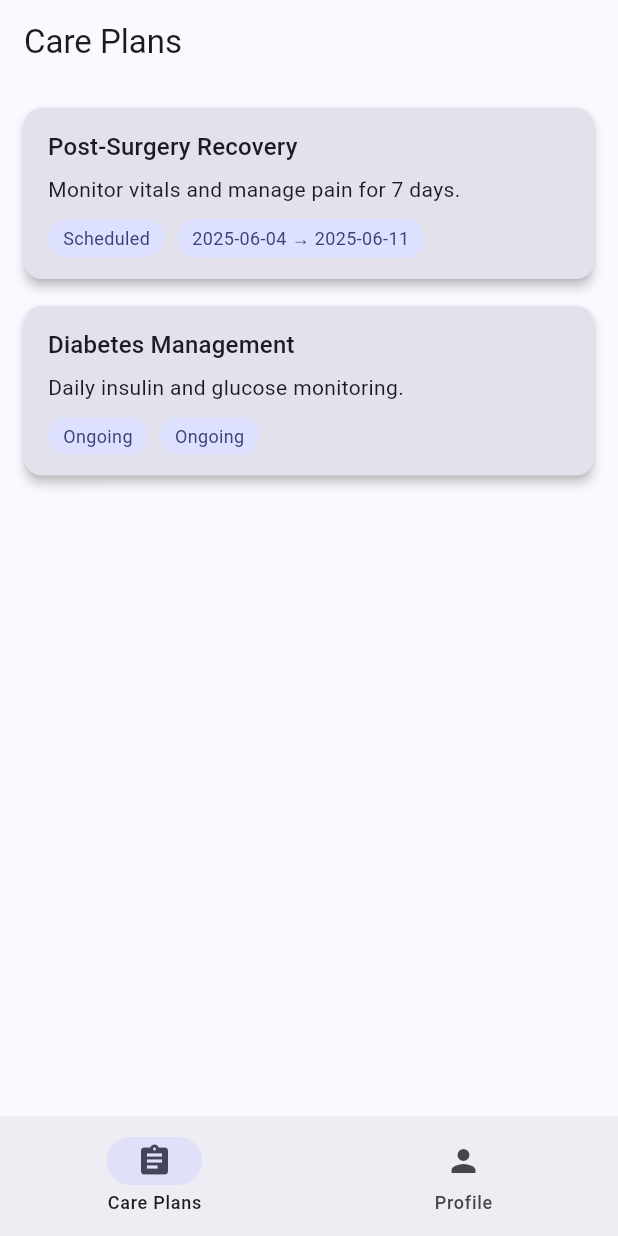
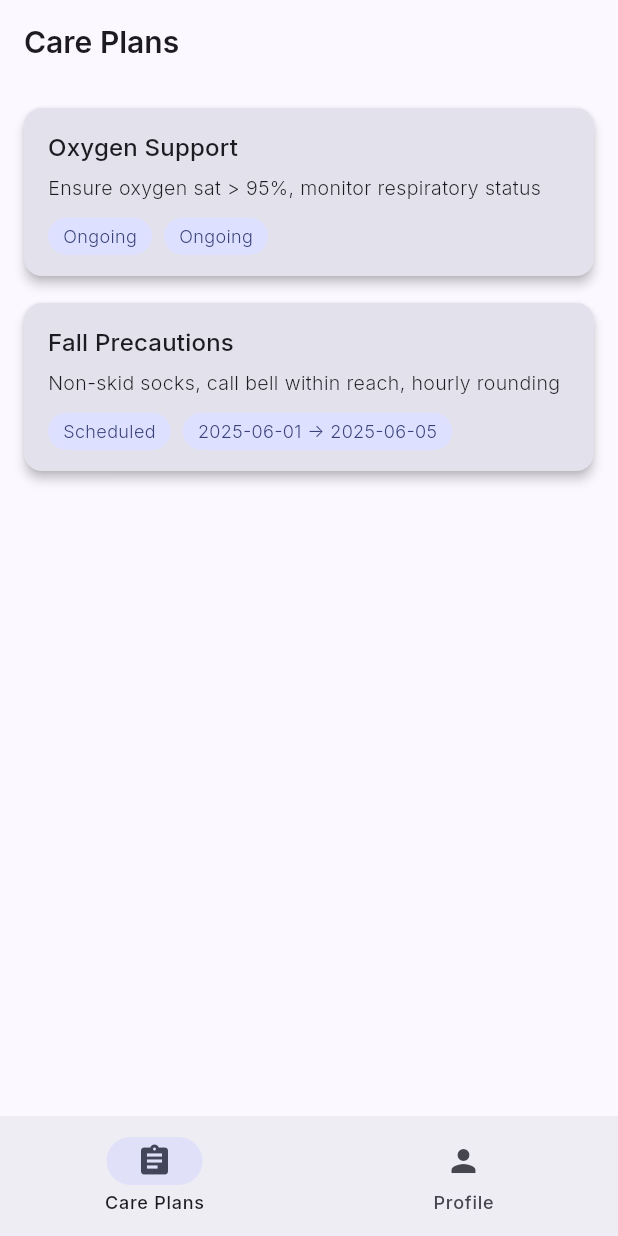
Before and after one commit to dataDrivenFitness/NurseOS, a Flutter app: the screen it shows after launch, on a phone screen of 412 x 824 dp. Run offline on Flutter 3.47's test engine with Material 3 defaults, Android fonts, the phone set to English and light mode, and no system bars; our stand-ins replace flutter_riverpod, shared_preferences.

Commit message:
Updated - Added UX + Scaffolding for Care Plan and Patient List

```diff
--- a/lib/main.dart
+++ b/lib/main.dart
@@ -2,6 +2,7 @@ import 'package:flutter/material.dart';
 import 'package:flutter_riverpod/flutter_riverpod.dart';
 import 'screens/home_screen.dart';
 import 'state/theme_provider.dart';
+import 'themes/typography.dart';
 
 void main() {
   runApp(const ProviderScope(child: NurseOSApp()));
@@ -14,19 +15,23 @@ class NurseOSApp extends ConsumerWidget {
   Widget build(BuildContext context, WidgetRef ref) {
     final themeMode = ref.watch(themeModeProvider);
 
+    final lightScheme = ColorScheme.fromSeed(seedColor: Colors.indigo, brightness: Brightness.light);
+    final darkScheme = ColorScheme.fromSeed(seedColor: Colors.indigo, brightness: Brightness.dark);
+
     return MaterialApp(
       title: 'NurseOS',
       debugShowCheckedModeBanner: false,
       themeMode: themeMode,
       theme: ThemeData(
-        brightness: Brightness.light,
-        colorScheme: ColorScheme.fromSeed(seedColor: Colors.indigo, brightness: Brightness.light),
+        fontFamily: 'Inter',
+        colorScheme: lightScheme,
+        textTheme: buildInterTextTheme(lightScheme),
         useMaterial3: true,
       ),
       darkTheme: ThemeData(
-        brightness: Brightness.dark,
-        colorScheme: ColorScheme.fromSeed(seedColor: Colors.indigo, brightness: Brightness.dark),
-        scaffoldBackgroundColor: Colors.black,
+        fontFamily: 'Inter',
+        colorScheme: darkScheme,
+        textTheme: buildInterTextTheme(darkScheme),
         useMaterial3: true,
       ),
       home: const HomeScreen(),
--- a/lib/screens/edit_care_plan_screen.dart
+++ b/lib/screens/edit_care_plan_screen.dart
@@ -51,6 +51,8 @@ class _EditCarePlanScreenState extends State<EditCarePlanScreen> {
     description: _descriptionController.text,
     startDate: _startDate,
     endDate: _endDate,
+    createdAt: widget.carePlan.createdAt, // ✅ fix: reuse original timestamp
+    createdBy: widget.carePlan.createdBy, // ✅ required field
   );
   Navigator.pop(context, updated);
 }
--- a/lib/services/care_plan_service.dart
+++ b/lib/services/care_plan_service.dart
@@ -1,25 +1,28 @@
-import '../models/care_plan_model.dart';
+import 'package:nurse_os/models/care_plan_model.dart';
 
-/// Mock service for fetching care plans
 class CarePlanService {
-  Future<List<CarePlanModel>> fetchCarePlansForPatient(String patientId) async {
-    await Future.delayed(const Duration(milliseconds: 500)); // Simulate network delay
+  Future<List<CarePlanModel>> fetchCarePlansByPatient(String patientId) async {
+    await Future.delayed(const Duration(milliseconds: 500));
     return [
       CarePlanModel(
         id: 'cp1',
         patientId: patientId,
-        title: 'Post-Surgery Recovery',
-        description: 'Monitor vitals and manage pain for 7 days.',
-        startDate: DateTime.now().subtract(const Duration(days: 2)),
-        endDate: DateTime.now().add(const Duration(days: 5)),
+        title: 'Oxygen Support',
+        description: 'Ensure oxygen sat > 95%, monitor respiratory status',
+        startDate: DateTime.now().subtract(const Duration(days: 3)),
+        endDate: null,
+        createdAt: DateTime.now().subtract(const Duration(days: 3)),
+        createdBy: 'nurse_1',
       ),
       CarePlanModel(
         id: 'cp2',
         patientId: patientId,
-        title: 'Diabetes Management',
-        description: 'Daily insulin and glucose monitoring.',
-        startDate: DateTime.now().subtract(const Duration(days: 30)),
-        endDate: null,
+        title: 'Fall Precautions',
+        description: 'Non-skid socks, call bell within reach, hourly rounding',
+        startDate: DateTime.now().subtract(const Duration(days: 5)),
+        endDate: DateTime.now().subtract(const Duration(days: 1)),
+        createdAt: DateTime.now().subtract(const Duration(days: 5)),
+        createdBy: 'nurse_1',
       ),
     ];
   }
--- a/lib/state/care_plan_provider.dart
+++ b/lib/state/care_plan_provider.dart
@@ -1,8 +1,9 @@
 import 'package:flutter_riverpod/flutter_riverpod.dart';
-import '../models/care_plan_model.dart';
-import '../services/care_plan_service.dart';
+import 'package:nurse_os/models/care_plan_model.dart';
+import 'package:nurse_os/services/care_plan_service.dart';
 
-final carePlansProvider = FutureProvider.family<List<CarePlanModel>, String>((ref, patientId) {
+/// Family provider to get care plans by patient ID.
+final carePlansProvider = FutureProvider.family<List<CarePlanModel>, String>((ref, patientId) async {
   final service = CarePlanService();
-  return service.fetchCarePlansForPatient(patientId);
+  return service.fetchCarePlansByPatient(patientId);
 });
--- a/lib/themes/typography.dart
+++ b/lib/themes/typography.dart
@@ -1,11 +1,41 @@
 import 'package:flutter/material.dart';
 
-class AppTypography {
-  static const textTheme = TextTheme(
-    titleLarge: TextStyle(fontSize: 24, fontWeight: FontWeight.bold),
-    titleMedium: TextStyle(fontSize: 20, fontWeight: FontWeight.bold),
-    bodyLarge: TextStyle(fontSize: 16),
-    bodyMedium: TextStyle(fontSize: 14),
-    labelLarge: TextStyle(fontSize: 14, fontWeight: FontWeight.w500),
+TextTheme buildInterTextTheme(ColorScheme colorScheme) {
+  return TextTheme(
+    displayLarge: TextStyle(
+      fontSize: 32,
+      fontWeight: FontWeight.w700,
+      color: colorScheme.onBackground,
+    ),
+    headlineMedium: TextStyle(
+      fontSize: 24,
+      fontWeight: FontWeight.w600,
+      color: colorScheme.onBackground,
+    ),
+    titleLarge: TextStyle(
+      fontSize: 20,
+      fontWeight: FontWeight.w600,
+      color: colorScheme.onBackground,
+    ),
+    titleMedium: TextStyle(
+      fontSize: 16,
+      fontWeight: FontWeight.w500,
+      color: colorScheme.onBackground,
+    ),
+    bodyLarge: TextStyle(
+      fontSize: 14,
+      fontWeight: FontWeight.w400,
+      color: colorScheme.onBackground,
+    ),
+    bodyMedium: TextStyle(
+      fontSize: 13,
+      fontWeight: FontWeight.w300,
+      color: colorScheme.onBackground,
+    ),
+    labelSmall: TextStyle(
+      fontSize: 12,
+      fontWeight: FontWeight.w200,
+      color: colorScheme.onBackground,
+    ),
   );
 }
--- a/pubspec.yaml
+++ b/pubspec.yaml
@@ -16,4 +16,8 @@ dev_dependencies:
     sdk: flutter
 
 flutter:
+  fonts:
+    - family: Inter
+      fonts:
+        - asset: assets/fonts/InterVariable.ttf
   uses-material-design: true
```
Also changed, not shown: lib/models/care_plan_model.dart (+17 -10 lines), lib/themes/app_theme.dart (+19 -23 lines), lib/widgets/care_plan_card_widget.dart (+17 -13 lines), lib/widgets/patient_card_widget.dart (+10 -1 lines). Lines whose indentation alone changed are shown as unchanged.
